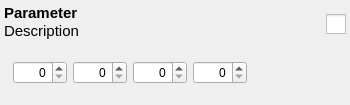
openscad/openscad, file src/parameter/ParameterEntryWidget.ui: the form before one commit.
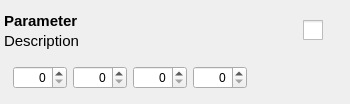
The form after the commit. The open tabs and pages were chosen to show the change.

Commit message: "feels" much better

```diff
--- a/src/parameter/ParameterEntryWidget.ui
+++ b/src/parameter/ParameterEntryWidget.ui
@@ -7,11 +7,11 @@
     <x>0</x>
     <y>0</y>
     <width>350</width>
-    <height>105</height>
+    <height>104</height>
    </rect>
   </property>
   <property name="sizePolicy">
-   <sizepolicy hsizetype="Minimum" vsizetype="Minimum">
+   <sizepolicy hsizetype="Maximum" vsizetype="Maximum">
     <horstretch>0</horstretch>
     <verstretch>0</verstretch>
    </sizepolicy>
@@ -36,165 +36,18 @@
     <number>4</number>
    </property>
    <property name="bottomMargin">
-    <number>4</number>
+    <number>0</number>
    </property>
    <property name="spacing">
     <number>0</number>
    </property>
-   <item row="1" column="0">
-    <layout class="QGridLayout" name="gridLayout_11">
-     <property name="horizontalSpacing">
-      <number>2</number>
-     </property>
-     <item row="0" column="0">
-      <widget class="QLabel" name="labelParameter">
-       <property name="font">
-        <font>
-         <pointsize>11</pointsize>
-         <weight>75</weight>
-         <bold>true</bold>
-        </font>
-       </property>
-       <property name="lineWidth">
-        <number>0</number>
-       </property>
-       <property name="text">
-        <string>Parameter</string>
-       </property>
-      </widget>
-     </item>
-     <item row="0" column="2" rowspan="3">
-      <widget class="QStackedWidget" name="stackedWidgetRight">
-       <property name="sizePolicy">
-        <sizepolicy hsizetype="Maximum" vsizetype="Minimum">
-         <horstretch>0</horstretch>
-         <verstretch>0</verstretch>
-        </sizepolicy>
-       </property>
-       <property name="lineWidth">
-        <number>0</number>
-       </property>
-       <property name="currentIndex">
-        <number>0</number>
-       </property>
-       <widget class="QWidget" name="pageCheckBox">
-        <property name="sizePolicy">
-         <sizepolicy hsizetype="MinimumExpanding" vsizetype="MinimumExpanding">
-          <horstretch>0</horstretch>
-          <verstretch>0</verstretch>
-         </sizepolicy>
-        </property>
-        <layout class="QVBoxLayout" name="verticalLayout_2">
-         <property name="spacing">
-          <number>0</number>
-         </property>
-         <property name="leftMargin">
-          <number>0</number>
-         </property>
-         <property name="topMargin">
-          <number>0</number>
-         </property>
-         <property name="rightMargin">
-          <number>0</number>
-         </property>
-         <property name="bottomMargin">
-          <number>0</number>
-         </property>
-         <item>
-          <widget class="QCheckBox" name="checkBox">
-           <property name="sizePolicy">
-            <sizepolicy hsizetype="Maximum" vsizetype="Minimum">
-             <horstretch>0</horstretch>
-             <verstretch>0</verstretch>
-            </sizepolicy>
-           </property>
-           <property name="layoutDirection">
-            <enum>Qt::RightToLeft</enum>
-           </property>
-           <property name="styleSheet">
-            <string notr="true">QCheckBox::indicator {
-width: 20px;
-height: 20px;
-}</string>
-           </property>
-           <property name="text">
-            <string/>
-           </property>
-          </widget>
-         </item>
-        </layout>
-       </widget>
-       <widget class="QWidget" name="pageSpin">
-        <property name="sizePolicy">
-         <sizepolicy hsizetype="MinimumExpanding" vsizetype="MinimumExpanding">
-          <horstretch>0</horstretch>
-          <verstretch>0</verstretch>
-         </sizepolicy>
-        </property>
-        <layout class="QGridLayout" name="gridLayout_10">
-         <item row="0" column="0">
-          <widget class="QDoubleSpinBox" name="doubleSpinBox">
-           <property name="sizePolicy">
-            <sizepolicy hsizetype="Fixed" vsizetype="Fixed">
-             <horstretch>0</horstretch>
-             <verstretch>0</verstretch>
-            </sizepolicy>
-           </property>
-           <property name="alignment">
-            <set>Qt::AlignRight|Qt::AlignTrailing|Qt::AlignVCenter</set>
-           </property>
-           <property name="decimals">
-            <number>0</number>
-           </property>
-           <property name="maximum">
-            <double>1000.000000000000000</double>
-           </property>
-          </widget>
-         </item>
-        </layout>
-       </widget>
-      </widget>
-     </item>
-     <item row="1" column="0">
-      <widget class="QLabel" name="labelDescription">
-       <property name="font">
-        <font>
-         <pointsize>11</pointsize>
-        </font>
-       </property>
-       <property name="lineWidth">
-        <number>0</number>
-       </property>
-       <property name="text">
-        <string>Description</string>
-       </property>
-       <property name="wordWrap">
-        <bool>true</bool>
-       </property>
-      </widget>
-     </item>
-     <item row="2" column="0">
-      <spacer name="horizontalSpacer_2">
-       <property name="orientation">
-        <enum>Qt::Horizontal</enum>
-       </property>
-       <property name="sizeHint" stdset="0">
-        <size>
-         <width>40</width>
-         <height>5</height>
-        </size>
-       </property>
-      </spacer>
-     </item>
-    </layout>
-   </item>
    <item row="2" column="0">
     <widget class="QStackedWidget" name="stackedWidgetBelow">
      <property name="enabled">
       <bool>true</bool>
      </property>
      <property name="sizePolicy">
-      <sizepolicy hsizetype="Minimum" vsizetype="Minimum">
+      <sizepolicy hsizetype="MinimumExpanding" vsizetype="Maximum">
        <horstretch>0</horstretch>
        <verstretch>0</verstretch>
       </sizepolicy>
@@ -349,7 +202,7 @@
      </widget>
      <widget class="QWidget" name="pageVector">
       <property name="sizePolicy">
-       <sizepolicy hsizetype="Preferred" vsizetype="Minimum">
+       <sizepolicy hsizetype="Preferred" vsizetype="Maximum">
         <horstretch>0</horstretch>
         <verstretch>0</verstretch>
        </sizepolicy>
@@ -358,7 +211,7 @@
        <item row="0" column="1">
         <widget class="QDoubleSpinBox" name="doubleSpinBox2">
          <property name="sizePolicy">
-          <sizepolicy hsizetype="Minimum" vsizetype="Fixed">
+          <sizepolicy hsizetype="Minimum" vsizetype="Maximum">
            <horstretch>0</horstretch>
            <verstretch>0</verstretch>
           </sizepolicy>
@@ -377,7 +230,7 @@
        <item row="0" column="0">
         <widget class="QDoubleSpinBox" name="doubleSpinBox1">
          <property name="sizePolicy">
-          <sizepolicy hsizetype="Minimum" vsizetype="Fixed">
+          <sizepolicy hsizetype="Minimum" vsizetype="Maximum">
            <horstretch>0</horstretch>
            <verstretch>0</verstretch>
           </sizepolicy>
@@ -396,7 +249,7 @@
        <item row="0" column="2">
         <widget class="QDoubleSpinBox" name="doubleSpinBox3">
          <property name="sizePolicy">
-          <sizepolicy hsizetype="Minimum" vsizetype="Fixed">
+          <sizepolicy hsizetype="Minimum" vsizetype="Maximum">
            <horstretch>0</horstretch>
            <verstretch>0</verstretch>
           </sizepolicy>
@@ -428,7 +281,7 @@
        <item row="0" column="3">
         <widget class="QDoubleSpinBox" name="doubleSpinBox4">
          <property name="sizePolicy">
-          <sizepolicy hsizetype="Minimum" vsizetype="Fixed">
+          <sizepolicy hsizetype="Minimum" vsizetype="Maximum">
            <horstretch>0</horstretch>
            <verstretch>0</verstretch>
           </sizepolicy>
@@ -448,6 +301,156 @@
      </widget>
     </widget>
    </item>
+   <item row="1" column="0">
+    <layout class="QHBoxLayout" name="horizontalLayout">
+     <property name="spacing">
+      <number>0</number>
+     </property>
+     <item>
+      <layout class="QVBoxLayout" name="verticalLayout">
+       <item>
+        <widget class="QLabel" name="labelParameter">
+         <property name="sizePolicy">
+          <sizepolicy hsizetype="Minimum" vsizetype="Preferred">
+           <horstretch>0</horstretch>
+           <verstretch>0</verstretch>
+          </sizepolicy>
+         </property>
+         <property name="font">
+          <font>
+           <pointsize>11</pointsize>
+           <weight>75</weight>
+           <bold>true</bold>
+          </font>
+         </property>
+         <property name="lineWidth">
+          <number>0</number>
+         </property>
+         <property name="text">
+          <string>Parameter</string>
+         </property>
+        </widget>
+       </item>
+       <item>
+        <widget class="QLabel" name="labelDescription">
+         <property name="sizePolicy">
+          <sizepolicy hsizetype="Minimum" vsizetype="Preferred">
+           <horstretch>0</horstretch>
+           <verstretch>0</verstretch>
+          </sizepolicy>
+         </property>
+         <property name="font">
+          <font>
+           <pointsize>11</pointsize>
+          </font>
+         </property>
+         <property name="lineWidth">
+          <number>0</number>
+         </property>
+         <property name="text">
+          <string>Description</string>
+         </property>
+         <property name="wordWrap">
+          <bool>true</bool>
+         </property>
+        </widget>
+       </item>
+      </layout>
+     </item>
+     <item>
+      <widget class="QStackedWidget" name="stackedWidgetRight">
+       <property name="sizePolicy">
+        <sizepolicy hsizetype="Maximum" vsizetype="Maximum">
+         <horstretch>0</horstretch>
+         <verstretch>0</verstretch>
+        </sizepolicy>
+       </property>
+       <property name="lineWidth">
+        <number>0</number>
+       </property>
+       <property name="currentIndex">
+        <number>0</number>
+       </property>
+       <widget class="QWidget" name="pageCheckBox">
+        <property name="sizePolicy">
+         <sizepolicy hsizetype="Maximum" vsizetype="Maximum">
+          <horstretch>0</horstretch>
+          <verstretch>0</verstretch>
+         </sizepolicy>
+        </property>
+        <layout class="QGridLayout">
+         <property name="leftMargin">
+          <number>0</number>
+         </property>
+         <property name="topMargin">
+          <number>0</number>
+         </property>
+         <property name="rightMargin">
+          <number>0</number>
+         </property>
+         <property name="bottomMargin">
+          <number>0</number>
+         </property>
+         <property name="spacing">
+          <number>0</number>
+         </property>
+         <item row="0" column="0">
+          <widget class="QCheckBox" name="checkBox">
+           <property name="sizePolicy">
+            <sizepolicy hsizetype="Maximum" vsizetype="Maximum">
+             <horstretch>0</horstretch>
+             <verstretch>0</verstretch>
+            </sizepolicy>
+           </property>
+           <property name="layoutDirection">
+            <enum>Qt::RightToLeft</enum>
+           </property>
+           <property name="styleSheet">
+            <string notr="true">QCheckBox::indicator {
+width: 20px;
+height: 20px;
+}</string>
+           </property>
+           <property name="text">
+            <string/>
+           </property>
+          </widget>
+         </item>
+        </layout>
+       </widget>
+       <widget class="QWidget" name="pageSpin">
+        <property name="sizePolicy">
+         <sizepolicy hsizetype="Maximum" vsizetype="Maximum">
+          <horstretch>0</horstretch>
+          <verstretch>0</verstretch>
+         </sizepolicy>
+        </property>
+        <layout class="QGridLayout">
+         <item row="0" column="0">
+          <widget class="QDoubleSpinBox" name="doubleSpinBox">
+           <property name="sizePolicy">
+            <sizepolicy hsizetype="Maximum" vsizetype="Maximum">
+             <horstretch>0</horstretch>
+             <verstretch>0</verstretch>
+            </sizepolicy>
+           </property>
+           <property name="alignment">
+            <set>Qt::AlignRight|Qt::AlignTrailing|Qt::AlignVCenter</set>
+           </property>
+           <property name="decimals">
+            <number>0</number>
+           </property>
+           <property name="maximum">
+            <double>1000.000000000000000</double>
+           </property>
+          </widget>
+         </item>
+        </layout>
+       </widget>
+      </widget>
+     </item>
+    </layout>
+   </item>
   </layout>
  </widget>
  <tabstops>
```
Left out of the diff: 14 changed lines with no effect on the pictures.
